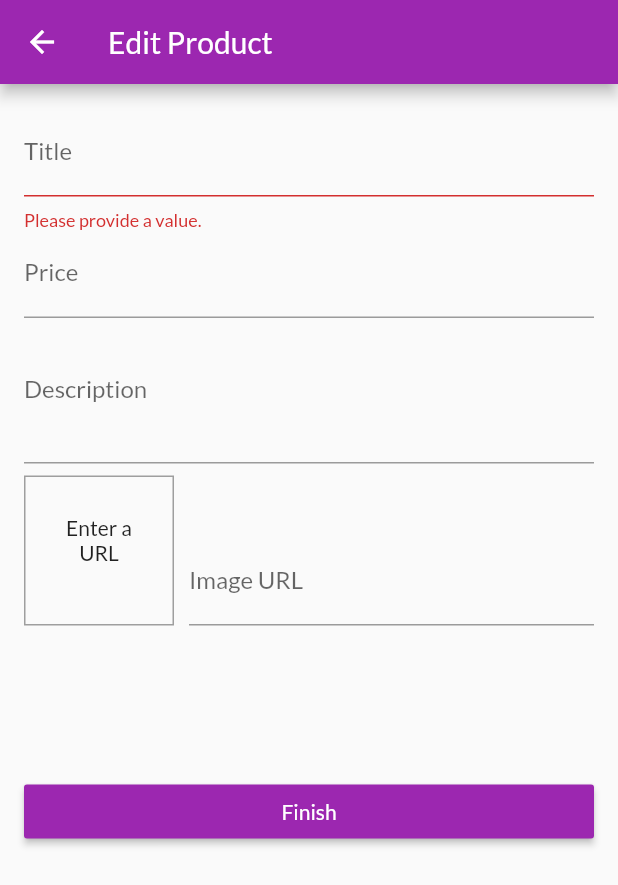
After one commit to Sarjhana/MyShop, a Flutter app: the EditProductScreen screen opened by its route, after a tap on "Finish", on a phone screen of 412 x 824 dp. The commit adds this screen. Shown: the top 885 px of the screen. Run offline on Flutter 3.47's test engine with Material 2 defaults, Android fonts, the phone set to English and light mode, and no system bars; network calls fail.

Commit message:
saving new products

```diff
--- a/lib/main.dart
+++ b/lib/main.dart
@@ -4,6 +4,8 @@ import 'package:provider/provider.dart';
 import './screens/products_overview_screen.dart';
 import './screens/product_detail_screen.dart';
 import './screens/orders_screen.dart';
+import './screens/edit_product_screen.dart';
+import './screens/user_products_screen.dart';
 import './providers/products.dart';
 import './providers/cart.dart';
 import './screens/cart_screen.dart';
@@ -39,6 +41,8 @@ class MyApp extends StatelessWidget {
           ProductDetailScreen.routeName: (ctx) => ProductDetailScreen(),
           CartScreen.routeName: (ctx) => CartScreen(),
           OrdersScreen.routeName: (ctx) => OrdersScreen(),
+          UserProductsScreen.routeName: (ctx) => UserProductsScreen(),
+          EditProductScreen.routeName: (ctx) => EditProductScreen(),
         },
       ),
     );
--- /dev/null
+++ b/lib/screens/edit_product_screen.dart
@@ -0,0 +1,189 @@
+import 'package:flutter/material.dart';
+
+import '../providers/product.dart';
+
+class EditProductScreen extends StatefulWidget {
+  static const routeName = '/edit-product';
+  @override
+  _EditProductScreenState createState() => _EditProductScreenState();
+}
+
+class _EditProductScreenState extends State<EditProductScreen> {
+
+  final _pricefocusNode = FocusNode();
+  final _descfocusNode = FocusNode();
+  final _imagefocusNode = FocusNode();
+  final _imageUrlController = TextEditingController();
+  final _form = GlobalKey<FormState>();
+  var _editedProduct = Product(id: null, title: '', price: 0,description: '', imageUrl: '');
+
+
+  @override
+  void initState() {
+    // TODO: implement initState
+    _imagefocusNode.addListener(_updateImageUrl);
+    super.initState();
+  }
+
+  void _updateImageUrl(){
+    if(!_imagefocusNode.hasFocus){
+      setState(() {});
+    }
+  }
+
+  void _saveForm(){
+    final isValid = _form.currentState.validate();
+    if(!isValid){
+      return;
+    }
+    _form.currentState.save();
+    print(_editedProduct.title);
+    print(_editedProduct.description);
+    print(_editedProduct.imageUrl);
+    print(_editedProduct.price);
+  }
+
+  @override
+  void dispose() {
+    _imagefocusNode.removeListener(_updateImageUrl);
+    _pricefocusNode.dispose();
+    _descfocusNode.dispose();
+    _imagefocusNode.dispose();
+    _imageUrlController.dispose();
+    // TODO: implement dispose
+    super.dispose();
+  }
+
+  @override
+  Widget build(BuildContext context) {
+    return Scaffold(
+      appBar: AppBar(
+        title: Text('Edit Product'),
+      ),
+      body: Padding(
+        padding: const EdgeInsets.all(16.0),
+        child: Form(
+          key: _form,
+          child: ListView(
+            children: <Widget>[
+              TextFormField(
+                decoration: InputDecoration(
+                  labelText: 'Title',
+                ),
+                textInputAction: TextInputAction.next,
+                onFieldSubmitted: (_) {
+                  FocusScope.of(context).requestFocus(_pricefocusNode);
+                },
+                validator: (value) {
+                  if(value.isEmpty){
+                    return 'Please provide a value.';
+                  }
+                  return null;
+                },
+                onSaved: (value) {
+                  _editedProduct = Product(
+                    title: value,
+                    price: _editedProduct.price,
+                    description: _editedProduct.description,
+                    id: null,
+                    imageUrl: _editedProduct.imageUrl
+                    );
+                },
+              ),
+              TextFormField(
+                decoration: InputDecoration(
+                  labelText: 'Price',
+                ),
+                keyboardType: TextInputType.number,
+                focusNode: _pricefocusNode,
+                textInputAction: TextInputAction.next,
+                onFieldSubmitted: (_) {
+                  FocusScope.of(context).requestFocus(_descfocusNode);
+                },
+                onSaved: (value) {
+                  _editedProduct = Product(
+                    title: _editedProduct.title,
+                    price: double.parse(value),
+                    description: _editedProduct.description,
+                    id: null,
+                    imageUrl: _editedProduct.imageUrl
+                    );
+                },
+              ),
+              TextFormField(
+                decoration: InputDecoration(
+                  labelText: 'Description',
+                ),
+                maxLines: 3,
+                focusNode: _descfocusNode,
+                onSaved: (value) {
+                  _editedProduct = Product(
+                    title: _editedProduct.title,
+                    price: _editedProduct.price,
+                    description: value,
+                    id: null,
+                    imageUrl: _editedProduct.imageUrl
+                    );
+                },
+                keyboardType: TextInputType.multiline,
+              ),
+              Row(
+                crossAxisAlignment: CrossAxisAlignment.end,
+                children: <Widget>[
+                  Container(
+                    width: 100,
+                    height: 100,
+                    margin: EdgeInsets.only(top: 8, right: 10),
+                    decoration: BoxDecoration(
+                      border: Border.all(
+                        width: 1,
+                        color: Colors.grey,
+                      ),
+                    ),
+                    child: _imageUrlController.text.isEmpty ?
+                        Padding(
+                          padding: const EdgeInsets.all(25.0),
+                          child: Text('Enter a URL', textAlign: TextAlign.center,),
+                        ) : FittedBox(
+                          fit: BoxFit.cover,
+                          child: Image.network(_imageUrlController.text),),
+                  ),
+                  Expanded(
+                    child: TextFormField(
+                      decoration: InputDecoration(
+                        labelText: 'Image URL',
+                      ),
+                      keyboardType: TextInputType.url,
+                      textInputAction: TextInputAction.done,
+                      controller: _imageUrlController,
+                      focusNode: _imagefocusNode,
+                      onSaved: (value) {
+                        _editedProduct = Product(
+                          title: _editedProduct.title,
+                          price: _editedProduct.price,
+                          description: _editedProduct.description,
+                          id: null,
+                          imageUrl: value
+                        );
+                      },
+                    ),
+                  )
+                ],
+              ),
+              SizedBox(height: 100,),
+              RaisedButton(
+                child: Text(
+                  'Finish',
+                  textAlign: TextAlign.center,
+                  style: TextStyle(color: Colors.white),
+                ),
+                onPressed: _saveForm,
+                color: Theme.of(context).primaryColor,
+              )
+            ],
+          ),
+        ),
+      ),
+    );
+  }
+}
--- a/lib/widgets/app_drawer.dart
+++ b/lib/widgets/app_drawer.dart
@@ -1,6 +1,7 @@
 import 'package:flutter/material.dart';
 
 import '../screens/orders_screen.dart';
+import '../screens/user_products_screen.dart';
 
 class AppDrawer extends StatelessWidget {
   @override
@@ -9,7 +10,7 @@ class AppDrawer extends StatelessWidget {
       child: Column(
         children: <Widget>[
           AppBar(
-            title: Text('Hello'),
+            title: Text('Hello!'),
             automaticallyImplyLeading: false,
           ),
           Divider(),
@@ -28,6 +29,14 @@ class AppDrawer extends StatelessWidget {
               Navigator.of(context).pushReplacementNamed(OrdersScreen.routeName);
             },
           ),
+          Divider(),
+          ListTile(
+            leading: Icon(Icons.edit),
+            title: Text('Manage Products'),
+            onTap: () {
+              Navigator.of(context).pushReplacementNamed(UserProductsScreen.routeName);
+            },
+          ),
         ],
       ),
     );
```
Also changed, not shown: lib/screens/user_products_screen.dart (added, +46 -0 lines), lib/widgets/user_product_item.dart (added, +36 -0 lines).
